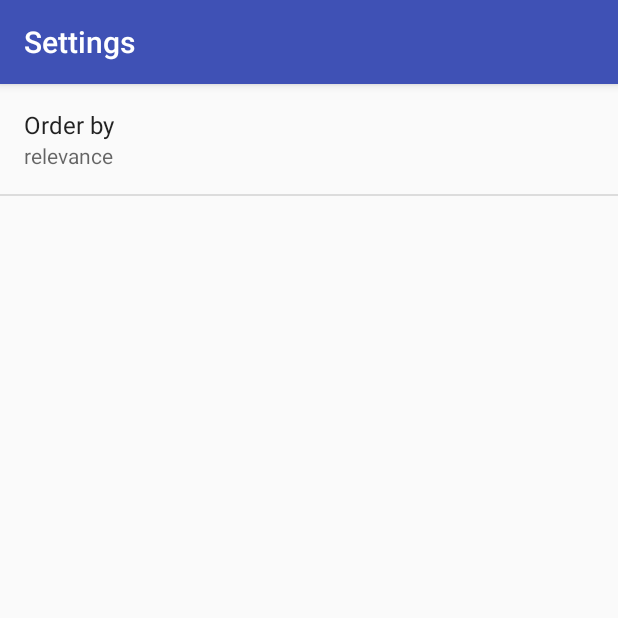
After one commit to xella/NewsApp, an Android app: the SettingsActivity screen opened directly, with no data from a screen before it, on a phone screen of 412 x 824 dp, the top half of it. The commit adds this screen. Run offline under Robolectric (Android 15) with nearby library versions, the phone set to English and light mode, and no system bars.

Commit message:
PreferenceScreen added; arrays.xml added with two string-arrays for preferences screen; added styles for the textView with date; strings for preferences screen added; settings_activity added; extractFeatureFromJson() method fixed;

```diff
--- /dev/null
+++ b/app/src/main/java/com/example/xella/newsapp/SettingsActivity.java
@@ -0,0 +1,43 @@
+package com.example.xella.newsapp;
+
+import android.content.SharedPreferences;
+import android.os.Bundle;
+import android.preference.Preference;
+import android.preference.PreferenceFragment;
+import android.preference.PreferenceManager;
+import android.support.v7.app.AppCompatActivity;
+
+public class SettingsActivity extends AppCompatActivity {
+
+    @Override
+    protected void onCreate(Bundle savedInstanceState) {
+        super.onCreate(savedInstanceState);
+        setContentView(R.layout.settings_activity);
+    }
+
+    public static class NewsPreferenceFragment extends PreferenceFragment implements Preference.OnPreferenceChangeListener {
+
+        @Override
+        public void onCreate(Bundle savedInstanceState) {
+            super.onCreate(savedInstanceState);
+            addPreferencesFromResource(R.xml.settings_main);
+
+            Preference orderBy = findPreference(getString(R.string.settings_order_by_key));
+            bindPreferenceSummaryToValue(orderBy);
+        }
+
+        @Override
+        public boolean onPreferenceChange(Preference preference, Object value) {
+            String stringValue = value.toString();
+            preference.setSummary(stringValue);
+            return true;
+        }
+
+        private void bindPreferenceSummaryToValue(Preference preference) {
+            preference.setOnPreferenceChangeListener(this);
+            SharedPreferences preferences = PreferenceManager.getDefaultSharedPreferences(preference.getContext());
+            String preferenceString = preferences.getString(preference.getKey(), "");
+            onPreferenceChange(preference, preferenceString);
+        }
+    }
+}
--- a/app/src/main/res/layout/news_list_item.xml
+++ b/app/src/main/res/layout/news_list_item.xml
@@ -19,6 +19,7 @@
 
         <TextView
             android:id="@+id/news_date"
+            style="@style/NewsDate"
             android:layout_width="0dp"
             android:layout_weight="1"
             android:layout_height="wrap_content"
--- /dev/null
+++ b/app/src/main/res/values/arrays.xml
@@ -0,0 +1,14 @@
+<?xml version="1.0" encoding="utf-8"?>
+<resources>
+    <string-array name="settings_order_by_labels">
+        <item>@string/settings_order_by_most_recent_label</item>
+        <item>@string/settings_order_by_oldest_label</item>
+        <item>@string/settings_order_by_relevance_label</item>
+    </string-array>
+
+    <string-array name="settings_order_by_values">
+        <item>@string/settings_order_by_most_recent_value</item>
+        <item>@string/settings_order_by_oldest_value</item>
+        <item>@string/settings_order_by_relevance_value</item>
+    </string-array>
+</resources>
--- a/app/src/main/res/values/strings.xml
+++ b/app/src/main/res/values/strings.xml
@@ -1,3 +1,22 @@
 <resources>
     <string name="app_name">NewsApp</string>
+
+    <!-- Settings Menu Item [CHAR LIMIT=NONE] -->
+    <string name="settings_menu_item">Settings</string>
+    <!-- Settings Activity Title [CHAR LIMIT=NONE] -->
+    <string name="settings_title">Settings</string>
+
+    <!-- Strings For Order by (newest, oldest, relevance) Preference [CHAR LIMIT=30] -->
+    <string name="settings_order_by">Order by</string>
+    <string name="settings_order_by_key" translatable="false">order-by</string>
+    <string name="settings_order_by_default" translatable="false">@string/settings_order_by_relevance_value</string>
+
+    <string name="settings_order_by_most_recent_label">Newest</string>
+    <string name="settings_order_by_most_recent_value" translatable="false">newest</string>
+
+    <string name="settings_order_by_oldest_label">Oldest</string>
+    <string name="settings_order_by_oldest_value" translatable="false">oldest</string>
+
+    <string name="settings_order_by_relevance_label">Relevance</string>
+    <string name="settings_order_by_relevance_value" translatable="false">relevance</string>
 </resources>
--- /dev/null
+++ b/app/src/main/res/xml/settings_main.xml
@@ -0,0 +1,12 @@
+<?xml version="1.0" encoding="utf-8"?>
+<PreferenceScreen xmlns:android="http://schemas.android.com/apk/res/android"
+    android:title="@string/settings_title">
+
+    <ListPreference
+        android:defaultValue="@string/settings_order_by_default"
+        android:entries="@array/settings_order_by_labels"
+        android:entryValues="@array/settings_order_by_values"
+        android:key="@string/settings_order_by_key"
+        android:title="@string/settings_order_by"/>
+
+</PreferenceScreen>
```
Also changed, not shown: app/src/main/AndroidManifest.xml (+7 -0 lines), app/src/main/java/com/example/xella/newsapp/NewsActivity.java (+39 -3 lines), app/src/main/java/com/example/xella/newsapp/QueryUtils.java (+7 -6 lines), app/src/main/res/drawable/ic_filter.xml (added, +9 -0 lines), app/src/main/res/layout/settings_activity.xml (added, +9 -0 lines), app/src/main/res/menu/main.xml (added, +12 -0 lines), app/src/main/res/values/styles.xml (+7 -0 lines).
